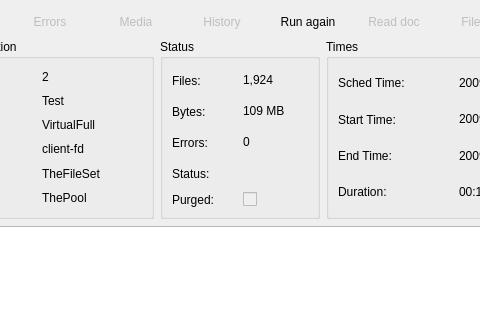
This is bacula/src/qt-console/job/job.ui in rkorzeniewski/bacula as Qt 5 draws it before an edit; both pictures show x 87 to 567 and y 0 to 320 of the 1064 by 629 pixel window. The edited form follows.
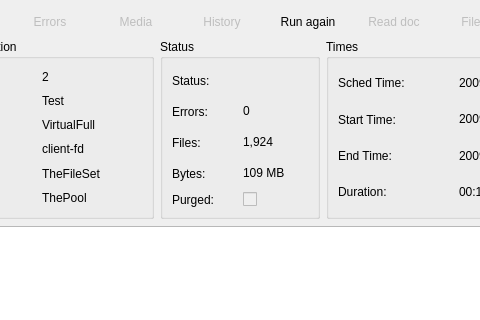
This is the edited form. Icons and pictures are not drawn.

Commit message: bat: change info order in Job view

The edit to the form file:
```diff
--- a/bacula/src/qt-console/job/job.ui
+++ b/bacula/src/qt-console/job/job.ui
@@ -12,11 +12,11 @@
   <property name="windowTitle" >
    <string>Form</string>
   </property>
-  <layout class="QVBoxLayout" name="verticalLayout" >
+  <layout class="QVBoxLayout" >
    <item>
-    <layout class="QHBoxLayout" name="horizontalLayout_2" >
+    <layout class="QHBoxLayout" >
      <item>
-      <layout class="QHBoxLayout" name="horizontalLayout" >
+      <layout class="QHBoxLayout" >
        <item>
         <widget class="QPushButton" name="pbDelete" >
          <property name="text" >
@@ -169,11 +169,11 @@
       </layout>
      </item>
      <item>
-      <spacer name="horizontalSpacer_2" >
+      <spacer>
        <property name="orientation" >
         <enum>Qt::Horizontal</enum>
        </property>
-       <property name="sizeHint" stdset="0" >
+       <property name="sizeHint" >
         <size>
          <width>40</width>
          <height>20</height>
@@ -184,7 +184,7 @@
     </layout>
    </item>
    <item>
-    <layout class="QHBoxLayout" name="horizontalLayout_4" >
+    <layout class="QHBoxLayout" >
      <item>
       <widget class="QGroupBox" name="groupBox" >
        <property name="sizePolicy" >
@@ -337,15 +337,52 @@
        <property name="title" >
         <string>Status</string>
        </property>
-       <layout class="QGridLayout" name="gridLayout" >
+       <layout class="QGridLayout" >
         <item row="0" column="0" >
+         <widget class="QLabel" name="label_6" >
+          <property name="text" >
+           <string>Status:</string>
+          </property>
+         </widget>
+        </item>
+        <item row="0" column="1" >
+         <widget class="QLabel" name="label_JobStatus" >
+          <property name="text" >
+           <string/>
+          </property>
+          <property name="pixmap" >
+           <pixmap resource="../main.qrc" >:/images/T.png</pixmap>
+          </property>
+          <property name="scaledContents" >
+           <bool>false</bool>
+          </property>
+         </widget>
+        </item>
+        <item row="1" column="0" >
+         <widget class="QLabel" name="label_10" >
+          <property name="text" >
+           <string>Errors:</string>
+          </property>
+         </widget>
+        </item>
+        <item row="1" column="1" >
+         <widget class="QLabel" name="label_JobErrors" >
+          <property name="text" >
+           <string>0</string>
+          </property>
+          <property name="textInteractionFlags" >
+           <set>Qt::LinksAccessibleByMouse|Qt::NoTextInteraction|Qt::TextSelectableByMouse</set>
+          </property>
+         </widget>
+        </item>
+        <item row="2" column="0" >
          <widget class="QLabel" name="label_8" >
           <property name="text" >
            <string>Files:</string>
           </property>
          </widget>
         </item>
-        <item row="0" column="1" >
+        <item row="2" column="1" >
          <widget class="QLabel" name="label_JobFiles" >
           <property name="text" >
            <string>1,924</string>
@@ -355,57 +392,20 @@
           </property>
          </widget>
         </item>
-        <item row="1" column="0" >
+        <item row="3" column="0" >
          <widget class="QLabel" name="label_9" >
           <property name="text" >
            <string>Bytes:</string>
           </property>
          </widget>
         </item>
-        <item row="1" column="1" >
+        <item row="3" column="1" >
          <widget class="QLabel" name="label_JobBytes" >
           <property name="text" >
            <string>109 MB</string>
           </property>
           <property name="textInteractionFlags" >
-           <set>Qt::LinksAccessibleByMouse|Qt::TextSelectableByMouse</set>
-          </property>
-         </widget>
-        </item>
-        <item row="2" column="0" >
-         <widget class="QLabel" name="label_10" >
-          <property name="text" >
-           <string>Errors:</string>
-          </property>
-         </widget>
-        </item>
-        <item row="2" column="1" >
-         <widget class="QLabel" name="label_JobErrors" >
-          <property name="text" >
-           <string>0</string>
-          </property>
-          <property name="textInteractionFlags" >
-           <set>Qt::LinksAccessibleByMouse|Qt::TextSelectableByMouse</set>
-          </property>
-         </widget>
-        </item>
-        <item row="3" column="0" >
-         <widget class="QLabel" name="label_6" >
-          <property name="text" >
-           <string>Status:</string>
-          </property>
-         </widget>
-        </item>
-        <item row="3" column="1" >
-         <widget class="QLabel" name="label_JobStatus" >
-          <property name="text" >
-           <string/>
-          </property>
-          <property name="pixmap" >
-           <pixmap resource="../main.qrc" >:/images/T.png</pixmap>
-          </property>
-          <property name="scaledContents" >
-           <bool>false</bool>
+           <set>Qt::LinksAccessibleByMouse|Qt::NoTextInteraction|Qt::TextSelectableByMouse</set>
           </property>
          </widget>
         </item>
@@ -598,11 +598,11 @@
       </widget>
      </item>
      <item>
-      <spacer name="horizontalSpacer" >
+      <spacer>
        <property name="orientation" >
         <enum>Qt::Horizontal</enum>
        </property>
-       <property name="sizeHint" stdset="0" >
+       <property name="sizeHint" >
         <size>
          <width>40</width>
          <height>20</height>
```
Left out of the diff: 62 changed lines with no effect on the pictures.
